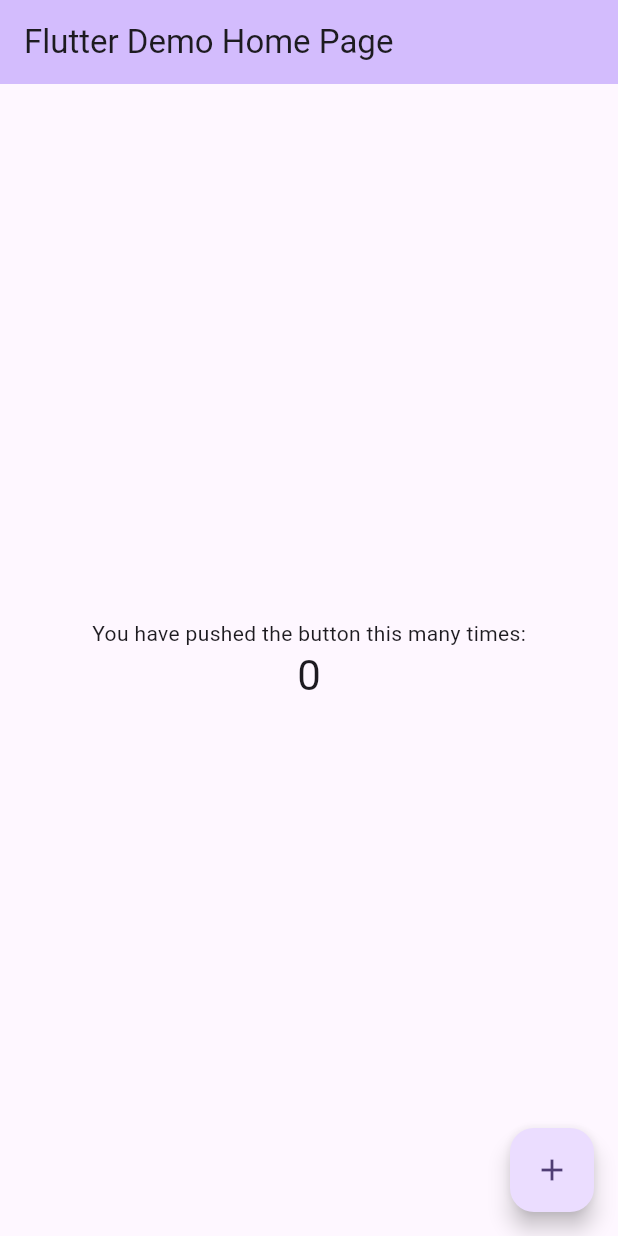
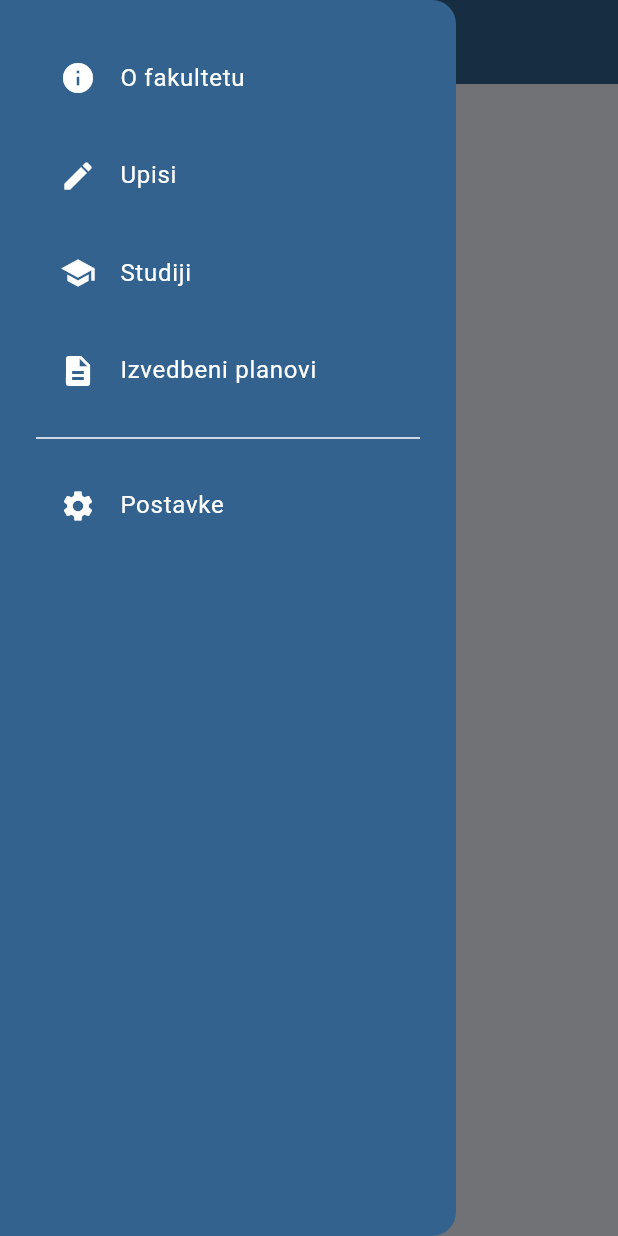
Before and after one commit to Noname3123/FiditME, a Flutter app: the screen it shows after launch, with the side drawer open (before the commit the screen has no drawer), on a phone screen of 412 x 824 dp. Run offline on Flutter 3.47's test engine with Material 3 defaults, Android fonts, the phone set to English and light mode, and no system bars.

Commit message:
Implemented navigation sidebar, top app bar and system color scheme

```diff
--- a/fidit_me_jakupovic/lib/main.dart
+++ b/fidit_me_jakupovic/lib/main.dart
@@ -1,125 +1,39 @@
+import 'package:fidit_me_jakupovic/mainpageframe.dart';
 import 'package:flutter/material.dart';
 
 void main() {
-  runApp(const MyApp());
+  runApp(MainApp());
 }
 
-class MyApp extends StatelessWidget {
-  const MyApp({super.key});
+class MainApp extends StatelessWidget {
+  MainApp({super.key});
 
+  final ColorScheme colorScheme =
+      ColorScheme.fromSeed(seedColor: const Color.fromARGB(255, 23, 55, 83));
   // This widget is the root of your application.
   @override
   Widget build(BuildContext context) {
     return MaterialApp(
-      title: 'Flutter Demo',
+      title: 'FIDITme',
       theme: ThemeData(
         // This is the theme of your application.
-        //
-        // TRY THIS: Try running your application with "flutter run". You'll see
-        // the application has a purple toolbar. Then, without quitting the app,
-        // try changing the seedColor in the colorScheme below to Colors.green
-        // and then invoke "hot reload" (save your changes or press the "hot
-        // reload" button in a Flutter-supported IDE, or press "r" if you used
-        // the command line to start the app).
-        //
-        // Notice that the counter didn't reset back to zero; the application
-        // state is not lost during the reload. To reset the state, use hot
-        // restart instead.
-        //
-        // This works for code too, not just values: Most code changes can be
-        // tested with just a hot reload.
-        colorScheme: ColorScheme.fromSeed(seedColor: Colors.deepPurple),
+        colorScheme: colorScheme,
         useMaterial3: true,
+        appBarTheme: AppBarTheme(
+            backgroundColor: colorScheme.primary,
+            foregroundColor: colorScheme.onPrimary),
+        drawerTheme: DrawerThemeData(
+          backgroundColor: colorScheme.primary,
+        ),
+        dividerTheme: DividerThemeData(color: colorScheme.onPrimary),
+        listTileTheme: ListTileThemeData(
+            textColor: colorScheme.onPrimary,
+            iconColor: colorScheme.onPrimary,
+            shape: const RoundedRectangleBorder(
+              borderRadius: BorderRadius.all(Radius.circular(15)),
+            )),
       ),
-      home: const MyHomePage(title: 'Flutter Demo Home Page'),
+      home: const MainPageFrame(title: 'FIDITme'),
     );
   }
 }
-
-class MyHomePage extends StatefulWidget {
-  const MyHomePage({super.key, required this.title});
-
-  // This widget is the home page of your application. It is stateful, meaning
-  // that it has a State object (defined below) that contains fields that affect
-  // how it looks.
-
-  // This class is the configuration for the state. It holds the values (in this
-  // case the title) provided by the parent (in this case the App widget) and
-  // used by the build method of the State. Fields in a Widget subclass are
-  // always marked "final".
-
-  final String title;
-
-  @override
-  State<MyHomePage> createState() => _MyHomePageState();
-}
-
-class _MyHomePageState extends State<MyHomePage> {
-  int _counter = 0;
-
-  void _incrementCounter() {
-    setState(() {
-      // This call to setState tells the Flutter framework that something has
-      // changed in this State, which causes it to rerun the build method below
-      // so that the display can reflect the updated values. If we changed
-      // _counter without calling setState(), then the build method would not be
-      // called again, and so nothing would appear to happen.
-      _counter++;
-    });
-  }
-
-  @override
-  Widget build(BuildContext context) {
-    // This method is rerun every time setState is called, for instance as done
-    // by the _incrementCounter method above.
-    //
-    // The Flutter framework has been optimized to make rerunning build methods
-    // fast, so that you can just rebuild anything that needs updating rather
-    // than having to individually change instances of widgets.
-    return Scaffold(
-      appBar: AppBar(
-        // TRY THIS: Try changing the color here to a specific color (to
-        // Colors.amber, perhaps?) and trigger a hot reload to see the AppBar
-        // change color while the other colors stay the same.
-        backgroundColor: Theme.of(context).colorScheme.inversePrimary,
-        // Here we take the value from the MyHomePage object that was created by
-        // the App.build method, and use it to set our appbar title.
-        title: Text(widget.title),
-      ),
-      body: Center(
-        // Center is a layout widget. It takes a single child and positions it
-        // in the middle of the parent.
-        child: Column(
-          // Column is also a layout widget. It takes a list of children and
-          // arranges them vertically. By default, it sizes itself to fit its
-          // children horizontally, and tries to be as tall as its parent.
-          //
-          // Column has various properties to control how it sizes itself and
-          // how it positions its children. Here we use mainAxisAlignment to
-          // center the children vertically; the main axis here is the vertical
-          // axis because Columns are vertical (the cross axis would be
-          // horizontal).
-          //
-          // TRY THIS: Invoke "debug painting" (choose the "Toggle Debug Paint"
-          // action in the IDE, or press "p" in the console), to see the
-          // wireframe for each widget.
-          mainAxisAlignment: MainAxisAlignment.center,
-          children: <Widget>[
-            const Text(
-              'You have pushed the button this many times:',
-            ),
-            Text(
-              '$_counter',
-              style: Theme.of(context).textTheme.headlineMedium,
-            ),
-          ],
-        ),
-      ),
-      floatingActionButton: FloatingActionButton(
-        onPressed: _incrementCounter,
-        tooltip: 'Increment',
-        child: const Icon(Icons.add),
-      ), // This trailing comma makes auto-formatting nicer for build methods.
-    );
-  }
-}
--- /dev/null
+++ b/fidit_me_jakupovic/lib/mainpageframe.dart
@@ -0,0 +1,24 @@
+import 'package:fidit_me_jakupovic/navdrawer.dart';
+import 'package:flutter/material.dart';
+
+/// This stateless widget is the main frame of the app. It contains the app drawer definition and tob bar definition. pages are added under the body of scaffholding
+class MainPageFrame extends StatelessWidget {
+  //TODO: main page frame should be a stateful widget, since navdrawer onTap loads a new page/ changes the page under MainPageFrame
+  const MainPageFrame({super.key, required this.title});
+
+  final String title;
+  @override
+  Widget build(BuildContext context) {
+    return Scaffold(
+      appBar: AppBar(
+        title: Center(
+            child: Text(
+          title,
+          style: const TextStyle(fontWeight: FontWeight.bold),
+        )),
+      ),
+      body: const Text("Body content"), //TODO: Replace with actual content
+      drawer: const NavDrawer(),
+    );
+  }
+}
--- /dev/null
+++ b/fidit_me_jakupovic/lib/navdrawer.dart
@@ -0,0 +1,49 @@
+import 'package:flutter/material.dart';
+
+///this class inits the sidebar used for navigation
+class NavDrawer extends StatelessWidget {
+  const NavDrawer({super.key});
+
+  @override
+  Widget build(BuildContext context) {
+    return Drawer(
+      child: ListView(
+        padding: const EdgeInsets.all(24),
+        children: <Widget>[
+          buildDrawerElements(),
+        ],
+      ),
+    );
+  }
+
+  ///this method returns main app drawer elements and adds a padding arround them
+  Widget buildDrawerElements() {
+    return Wrap(
+      runSpacing: 9,
+      children: [
+        ListTile(
+            leading: const Icon(Icons.info),
+            title: const Text("O fakultetu"),
+            onTap: () {}),
+        ListTile(
+          leading: const Icon(Icons.edit),
+          title: const Text("Upisi"),
+          onTap: () {}, //TODO: fully implement onTap "functions"
+        ),
+        ListTile(
+            leading: const Icon(Icons.school),
+            title: const Text("Studiji"),
+            onTap: () {}),
+        ListTile(
+            leading: const Icon(Icons.description),
+            title: const Text("Izvedbeni planovi"),
+            onTap: () {}),
+        const Divider(),
+        ListTile(
+            leading: const Icon(Icons.settings),
+            title: const Text("Postavke"),
+            onTap: () {}),
+      ],
+    );
+  }
+}
```
Also changed, not shown: 1 other file.
